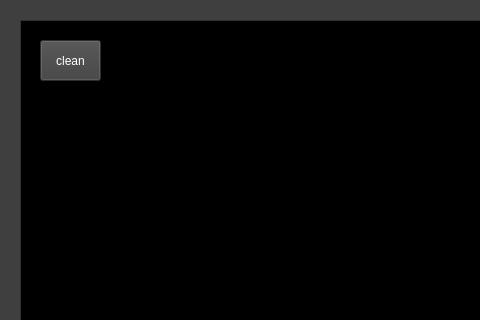
The window that mainwindow.ui (PaukIsUha/Tech_Prog) describes before a commit, drawn with Qt 5; both pictures show x 0 to 480 and y 0 to 320 of the 818 by 621 pixel window.
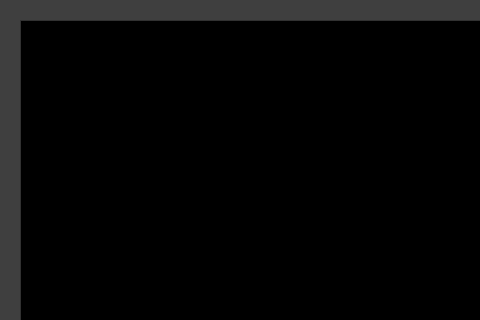
The same window after the commit.

Commit message: Add tech for always figures

Diff of the .ui file:
```diff
--- a/mainwindow.ui
+++ b/mainwindow.ui
@@ -469,137 +469,6 @@
      </rect>
     </property>
    </widget>
-   <widget class="QPushButton" name="cleanButton">
-    <property name="geometry">
-     <rect>
-      <x>40</x>
-      <y>40</y>
-      <width>61</width>
-      <height>41</height>
-     </rect>
-    </property>
-    <property name="palette">
-     <palette>
-      <active>
-       <colorrole role="Text">
-        <brush brushstyle="SolidPattern">
-         <color alpha="255">
-          <red>0</red>
-          <green>0</green>
-          <blue>0</blue>
-         </color>
-        </brush>
-       </colorrole>
-       <colorrole role="BrightText">
-        <brush brushstyle="SolidPattern">
-         <color alpha="255">
-          <red>0</red>
-          <green>0</green>
-          <blue>0</blue>
-         </color>
-        </brush>
-       </colorrole>
-       <colorrole role="ButtonText">
-        <brush brushstyle="SolidPattern">
-         <color alpha="255">
-          <red>0</red>
-          <green>0</green>
-          <blue>0</blue>
-         </color>
-        </brush>
-       </colorrole>
-       <colorrole role="PlaceholderText">
-        <brush brushstyle="NoBrush">
-         <color alpha="128">
-          <red>0</red>
-          <green>0</green>
-          <blue>0</blue>
-         </color>
-        </brush>
-       </colorrole>
-      </active>
-      <inactive>
-       <colorrole role="Text">
-        <brush brushstyle="SolidPattern">
-         <color alpha="255">
-          <red>255</red>
-          <green>255</green>
-          <blue>255</blue>
-         </color>
-        </brush>
-       </colorrole>
-       <colorrole role="BrightText">
-        <brush brushstyle="SolidPattern">
-         <color alpha="255">
-          <red>255</red>
-          <green>255</green>
-          <blue>255</blue>
-         </color>
-        </brush>
-       </colorrole>
-       <colorrole role="ButtonText">
-        <brush brushstyle="SolidPattern">
-         <color alpha="255">
-          <red>255</red>
-          <green>255</green>
-          <blue>255</blue>
-         </color>
-        </brush>
-       </colorrole>
-       <colorrole role="PlaceholderText">
-        <brush brushstyle="NoBrush">
-         <color alpha="128">
-          <red>0</red>
-          <green>0</green>
-          <blue>0</blue>
-         </color>
-        </brush>
-       </colorrole>
-      </inactive>
-      <disabled>
-       <colorrole role="Text">
-        <brush brushstyle="SolidPattern">
-         <color alpha="255">
-          <red>31</red>
-          <green>31</green>
-          <blue>31</blue>
-         </color>
-        </brush>
-       </colorrole>
-       <colorrole role="BrightText">
-        <brush brushstyle="SolidPattern">
-         <color alpha="255">
-          <red>0</red>
-          <green>0</green>
-          <blue>0</blue>
-         </color>
-        </brush>
-       </colorrole>
-       <colorrole role="ButtonText">
-        <brush brushstyle="SolidPattern">
-         <color alpha="255">
-          <red>31</red>
-          <green>31</green>
-          <blue>31</blue>
-         </color>
-        </brush>
-       </colorrole>
-       <colorrole role="PlaceholderText">
-        <brush brushstyle="NoBrush">
-         <color alpha="128">
-          <red>0</red>
-          <green>0</green>
-          <blue>0</blue>
-         </color>
-        </brush>
-       </colorrole>
-      </disabled>
-     </palette>
-    </property>
-    <property name="text">
-     <string>clean</string>
-    </property>
-   </widget>
   </widget>
   <widget class="QMenuBar" name="menubar">
    <property name="geometry">
```
Left out of the diff: 2 changed lines with no effect on the pictures. The commit also changes 2 other files.
